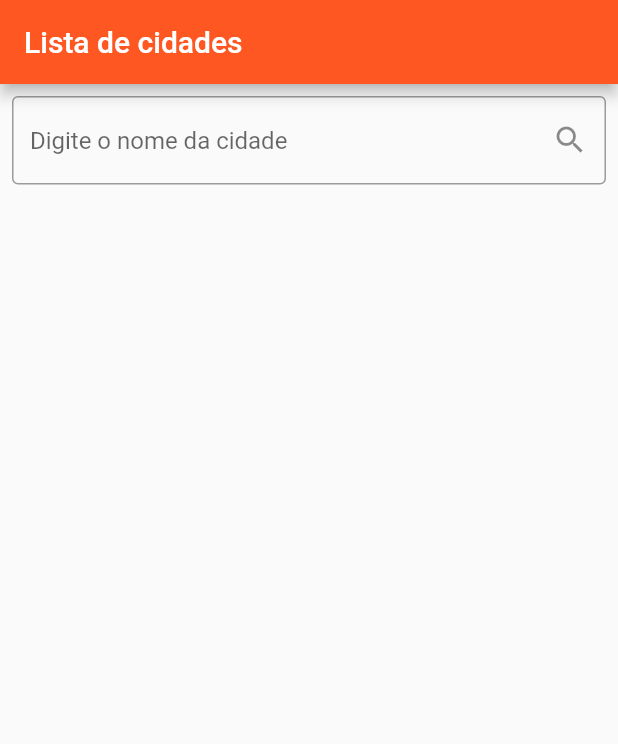
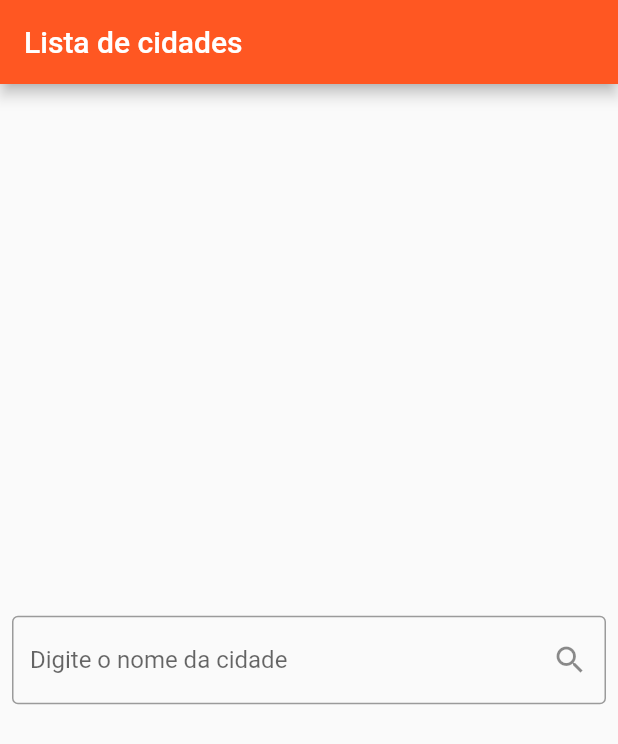
Before and after one commit to MariaGabriele00/climate_consultation, a Flutter app: the screen it shows after launch, on a phone screen of 412 x 824 dp. Shown: the top 744 px of the screen. Run offline on Flutter 3.47's test engine with Material 2 defaults, Android fonts, the phone set to English and light mode, and no system bars; our stand-ins replace bloc, equatable, flutter_bloc; missing offline and left inert: uno.

Commit message:
feat: desenho da consulta de cidades

```diff
--- a/lib/presentation/ui/pages/list_of_cities/list_of_cities_page.dart
+++ b/lib/presentation/ui/pages/list_of_cities/list_of_cities_page.dart
@@ -3,6 +3,7 @@ import 'package:flutter_bloc/flutter_bloc.dart';
 
 import '../../../../main/factories/factories.dart';
 import '../../../bloc/bloc.dart';
+import 'widgets/widgets.dart';
 
 class ListOfCitiesPage extends StatefulWidget {
   const ListOfCitiesPage({super.key});
@@ -36,70 +37,42 @@ class _ListOfCitiesPageState extends State<ListOfCitiesPage> {
         child: BlocBuilder<ListOfCitiesBloc, ListOfCitiesState>(
           bloc: bloc,
           builder: (context, state) {
+            void restartPage() {
+              bloc.add(ListOfCitiesRestarted());
+            }
+
+            void searchText(String value) {
+              bloc.add(ListOfCitiesFieldChanged(value: value));
+            }
+
+            void searched() {
+              bloc.add(ListOfCitiesSearched());
+            }
+
             if (state is ListOfCitiesInitial) {
-              return TextFormField(
-                onChanged: (value) {
-                  bloc.add(ListOfCitiesFieldChanged(value: value));
-                },
-                decoration: InputDecoration(
-                  border: const OutlineInputBorder(),
-                  hintText: 'Digite o nome da cidade',
-                  suffixIcon: IconButton(
-                    icon: const Icon(Icons.search),
-                    onPressed: () {
-                      bloc.add(ListOfCitiesSearched());
-                    },
-                  ),
+              return Center(
+                child: SearchFieldWidget(
+                  onChanged: searchText,
+                  onPressed: searched,
                 ),
               );
             }
             if (state is ListOfCitiesLoading) {
-              return const CircularProgressIndicator();
+              return const CityLoadingWidget();
             }
+
             if (state is ListOfCitiesNotFound) {
-              return const Text('Nenhuma cidade encontrada');
+              return CityNotFoundWidget(restartPage: restartPage);
             }
+
             if (state is ListOfCitiesDataFound) {
-              return Column(
-                mainAxisAlignment: MainAxisAlignment.center,
-                children: [
-                  TextFormField(
-                    decoration: InputDecoration(
-                      border: const OutlineInputBorder(),
-                      hintText: 'Digite o nome da cidade',
-                      suffixIcon: IconButton(
-                        icon: const Icon(Icons.search),
-                        onPressed: () {},
-                      ),
-                    ),
-                  ),
-                  const SizedBox(
-                    height: 10,
-                  ),
-                  if (state.cities.isNotEmpty)
-                    Expanded(
-                      child: ListView.builder(
-                        shrinkWrap: true,
-                        itemCount: state.cities.length,
-                        itemBuilder: (context, index) {
-                          final city = state.cities[index];
-                          return ListTile(
-                            onTap: () {},
-                            title: Text(city.name),
-                            subtitle: Text('${city.state} - ${city.country}'),
-                            trailing: Image.network(
-                              'https://openweathermap.org/images/flags/${city.country.toLowerCase()}.png',
-                              errorBuilder: (context, error, stackTrace) {
-                                return const Icon(Icons.radar);
-                              },
-                            ),
-                          );
-                        },
-                      ),
-                    ),
-                ],
+              return CityListWidget(
+                cities: state.cities,
+                onChanged: searchText,
+                onPressed: searched,
               );
             }
+
             return const SizedBox.shrink();
           },
         ),
--- /dev/null
+++ b/lib/presentation/ui/pages/list_of_cities/widgets/search_field_widget.dart
@@ -0,0 +1,27 @@
+import 'package:flutter/material.dart';
+
+class SearchFieldWidget extends StatelessWidget {
+  final void Function(String) onChanged;
+  final void Function() onPressed;
+
+  const SearchFieldWidget({
+    super.key,
+    required this.onChanged,
+    required this.onPressed,
+  });
+
+  @override
+  Widget build(BuildContext context) {
+    return TextFormField(
+      onChanged: onChanged,
+      decoration: InputDecoration(
+        border: const OutlineInputBorder(),
+        hintText: 'Digite o nome da cidade',
+        suffixIcon: IconButton(
+          icon: const Icon(Icons.search),
+          onPressed: onPressed,
+        ),
+      ),
+    );
+  }
+}
--- /dev/null
+++ b/lib/presentation/ui/pages/list_of_cities/widgets/widgets.dart
@@ -0,0 +1,4 @@
+export 'city_list_widget.dart';
+export 'city_loading_widget.dart';
+export 'city_notfound_widget.dart';
+export 'search_field_widget.dart';
```
Also changed, not shown: lib/presentation/ui/pages/list_of_cities/widgets/city_list_widget.dart (added, +54 -0 lines), lib/presentation/ui/pages/list_of_cities/widgets/city_loading_widget.dart (added, +12 -0 lines), lib/presentation/ui/pages/list_of_cities/widgets/city_notfound_widget.dart (added, +30 -0 lines).
